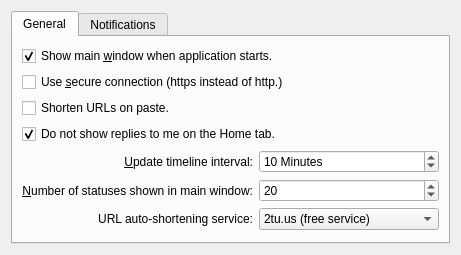
KDE/choqok, file src/prefs_base.ui: the form before one commit.
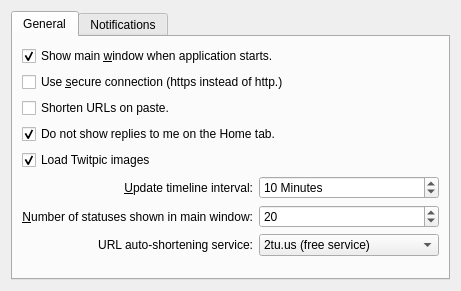
The form after the commit. Custom widgets are drawn as their Qt base class.

Commit message: Loading a thumbnail of Twitpic images on timeline is done :) It's optional! GUI

```diff
--- a/src/prefs_base.ui
+++ b/src/prefs_base.ui
@@ -1,12 +1,12 @@
 <ui version="4.0" >
  <class>prefs_base</class>
- <widget class="QWidget" name="prefs_base" >
-  <property name="geometry" >
+ <widget class="QWidget" name="prefs_base">
+  <property name="geometry">
    <rect>
     <x>0</x>
     <y>0</y>
     <width>461</width>
-    <height>255</height>
+    <height>291</height>
    </rect>
   </property>
   <layout class="QGridLayout" name="gridLayout_3" >
@@ -67,10 +67,20 @@
           </widget>
          </item>
          <item>
-          <layout class="QGridLayout" name="gridLayout_2" >
-           <item row="0" column="0" >
-            <widget class="QLabel" name="label" >
-             <property name="text" >
+          <widget class="QCheckBox" name="kcfg_loadTwitpicImages">
+           <property name="text">
+            <string>Load Twitpic images</string>
+           </property>
+           <property name="checked">
+            <bool>true</bool>
+           </property>
+          </widget>
+         </item>
+         <item>
+          <layout class="QGridLayout" name="gridLayout_2">
+           <item row="0" column="0">
+            <widget class="QLabel" name="label">
+             <property name="text">
               <string>&amp;Update timeline interval:</string>
              </property>
              <property name="alignment" >
```
Left out of the diff: 189 changed lines with no effect on the pictures. The commit also changes 6 other files.
